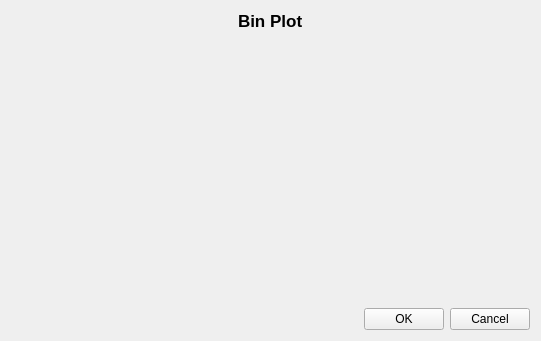
Before: the Qt Designer form code/display/QtPlotter/ThresholdingBinPlotDialog.ui in radio-astro/casa, drawn with Qt 5.
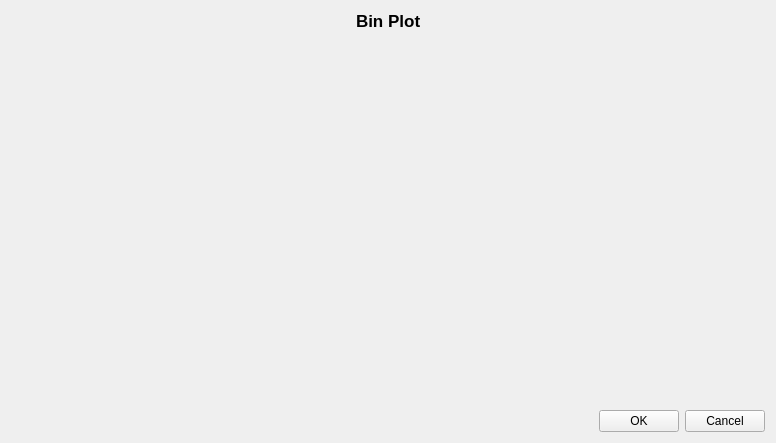
After: the same form once the commit is applied.

Diff of the .ui file:
```diff
--- a/code/display/QtPlotter/ThresholdingBinPlotDialog.ui
+++ b/code/display/QtPlotter/ThresholdingBinPlotDialog.ui
@@ -9,8 +9,8 @@
    <rect>
     <x>0</x>
     <y>0</y>
-    <width>541</width>
-    <height>341</height>
+    <width>776</width>
+    <height>443</height>
    </rect>
   </property>
   <property name="windowTitle">
```
